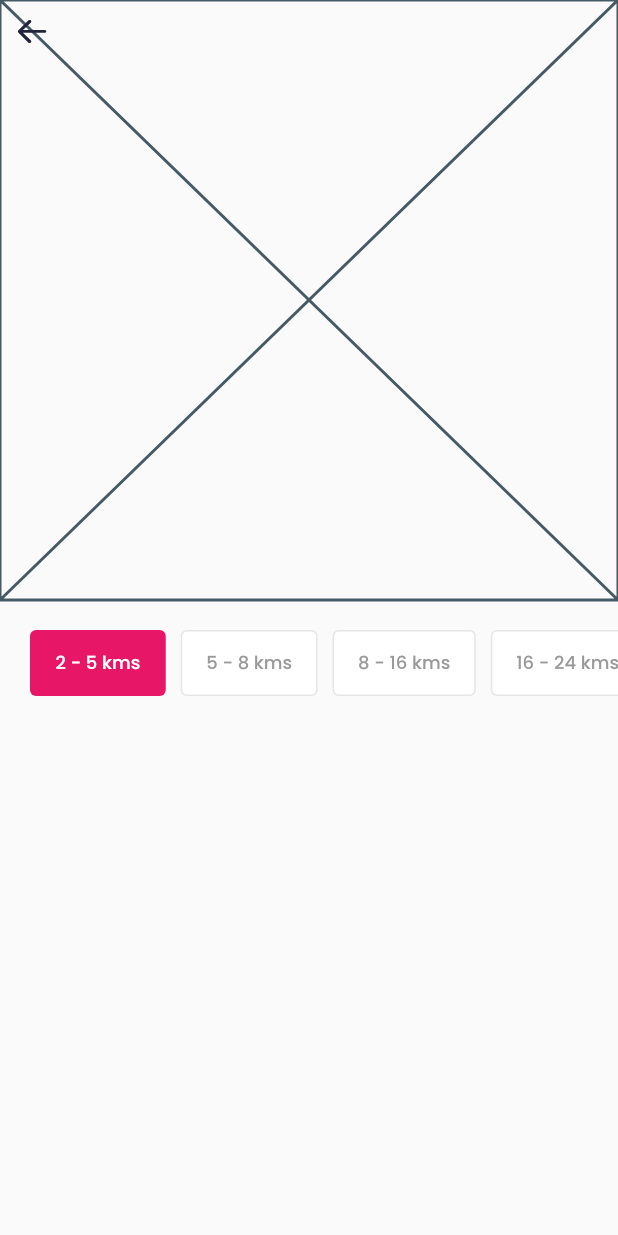
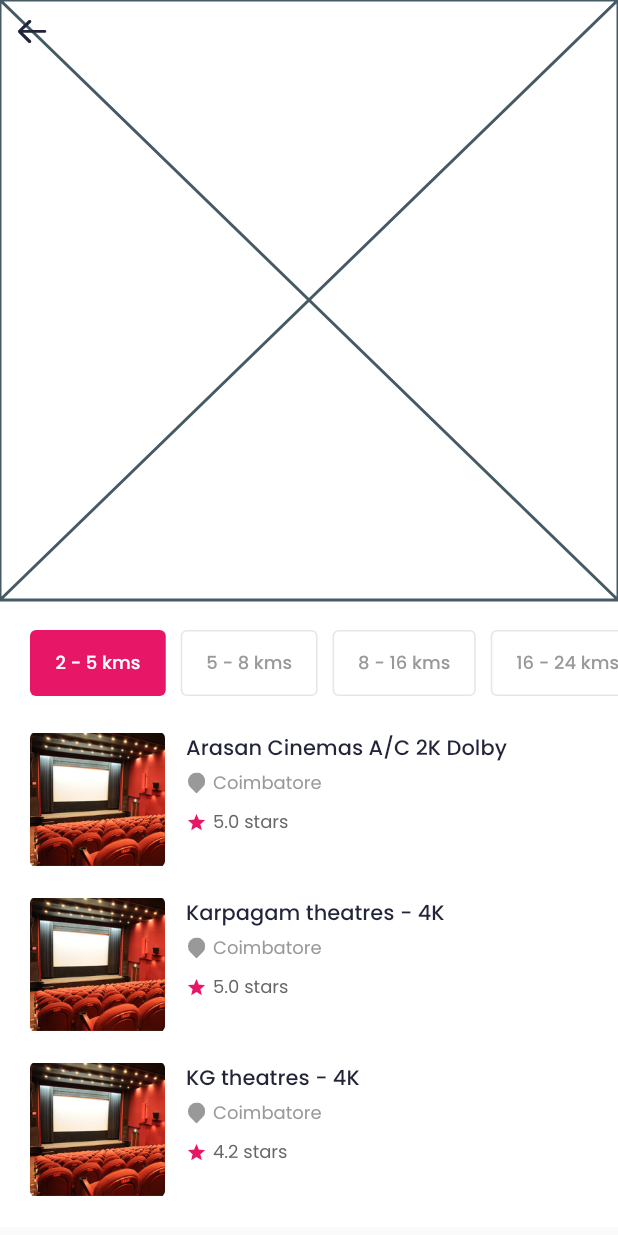
Before and after one commit to robustsolution/findseat-Flutter, a Flutter app: the screen it shows after launch, on a phone screen of 412 x 824 dp. Run offline on Flutter 3.47's test engine with Material 2 defaults, Android fonts, the phone set to English and light mode, and no system bars; our stand-ins replace dotted_border, flutter_svg, google_maps_flutter; missing offline and left inert: stripe_payment.

Commit message:
[ListAllCine] basically add filter result cine by distance

```diff
--- a/lib/model/barrel_model.dart
+++ b/lib/model/barrel_model.dart
@@ -1,3 +1,4 @@
 export 'entity/seat_type.dart';
 export 'entity/seat_row.dart';
 export 'entity/seat_slot.dart';
+export 'entity/cine.dart';
--- /dev/null
+++ b/lib/model/entity/cine.dart
@@ -0,0 +1,11 @@
+class Cine {
+  String name;
+  String address;
+  double rating;
+  double distance;
+  String photo;
+
+  Cine(this.name, this.address, this.rating, this.distance, this.photo);
+
+
+}
--- a/lib/presentation/screen/list_all_cine/sc_list_all_cine.dart
+++ b/lib/presentation/screen/list_all_cine/sc_list_all_cine.dart
@@ -15,6 +15,7 @@ class _ListAllCineScreenState extends State<ListAllCineScreen> {
     return SafeArea(
       child: Scaffold(
         body: Container(
+          color: COLOR_CONST.WHITE,
           child: SingleChildScrollView(
             child: Column(
               mainAxisSize: MainAxisSize.min,
@@ -41,6 +42,7 @@ class _ListAllCineScreenState extends State<ListAllCineScreen> {
                   padding: EdgeInsets.only(left: 20),
                   child: WidgetDistanceFilter(),
                 ),
+                WidgetSpacer(height: 4),
                 WidgetListCineResult(),
               ],
             ),
--- a/lib/presentation/screen/list_all_cine/widget_list_cine_result.dart
+++ b/lib/presentation/screen/list_all_cine/widget_list_cine_result.dart
@@ -1,6 +1,36 @@
+import 'package:find_seat/model/barrel_model.dart';
+import 'package:find_seat/presentation/common_widgets/barrel_common_widgets.dart';
+import 'package:find_seat/presentation/custom_ui/custom_ui.dart';
+import 'package:find_seat/utils/my_const/my_const.dart';
 import 'package:flutter/material.dart';
 
 class WidgetListCineResult extends StatefulWidget {
+  List<Cine> items = [
+    Cine(
+      'Arasan Cinemas A/C 2K Dolby',
+      'Coimbatore',
+      5.0,
+      2.4,
+      'images/cines/cine1.png',
+    ),
+    Cine(
+      'Karpagam theatres - 4K',
+      'Coimbatore',
+      5.0,
+      4.4,
+      'images/cines/cine1.png',
+    ),
+    Cine(
+      'KG theatres - 4K',
+      'Coimbatore',
+      4.2,
+      1.4,
+      'images/cines/cine1.png',
+    ),
+  ];
+
+  WidgetListCineResult();
+
   @override
   _WidgetListCineResultState createState() => _WidgetListCineResultState();
 }
@@ -8,6 +38,81 @@ class WidgetListCineResult extends StatefulWidget {
 class _WidgetListCineResultState extends State<WidgetListCineResult> {
   @override
   Widget build(BuildContext context) {
-    return Container();
+    return Container(
+      padding: EdgeInsets.symmetric(
+        horizontal: 20,
+        vertical: 20,
+      ),
+      child: ListView.separated(
+        shrinkWrap: true,
+        physics: BouncingScrollPhysics(),
+        itemBuilder: (context, index) {
+          return _ItemWidgetCineResult(widget.items[index]);
+        },
+        separatorBuilder: (context, index) {
+          return WidgetSpacer(height: 20);
+        },
+        itemCount: widget.items.length,
+      ),
+    );
   }
 }
+
+class _ItemWidgetCineResult extends StatelessWidget {
+  Cine cine;
+
+  _ItemWidgetCineResult(this.cine);
+
+  @override
+  Widget build(BuildContext context) {
+    return Container(
+      child: Row(
+        crossAxisAlignment: CrossAxisAlignment.start,
+        children: <Widget>[
+          ClipRRect(
+            borderRadius: BorderRadius.circular(4.0),
+            child: Image.asset(
+              cine.photo,
+              width: 90,
+              height: 90,
+            ),
+          ),
+          WidgetSpacer(width: 14),
+          Expanded(
+            flex: 5,
+            child: Column(
+              mainAxisSize: MainAxisSize.min,
+              mainAxisAlignment: MainAxisAlignment.start,
+              crossAxisAlignment: CrossAxisAlignment.start,
+              children: <Widget>[
+                Text(cine.name, style: FONT_CONST.MEDIUM_BLUE_14),
+                WidgetSpacer(height: 4),
+                Row(
+                  children: <Widget>[
+                    MySvgImage(
+                      path: 'assets/ic_cine_dot.svg',
+                      width: 14,
+                      height: 14,
+                      color: COLOR_CONST.GRAY1,
+                    ),
+                    WidgetSpacer(width: 4),
+                    Text(cine.address, style: FONT_CONST.REGULAR_GRAY1_12),
+                  ],
+                ),
+                WidgetSpacer(height: 8),
+                Row(
+                  children: <Widget>[
+                    Icon(Icons.star, color: COLOR_CONST.DEFAULT, size: 14),
+                    WidgetSpacer(width: 4),
+                    Text("${cine.rating} stars",
+                        style: FONT_CONST.REGULAR_GRAY4_12),
+                  ],
+                ),
+              ],
+            ),
+          ),
+        ],
+      ),
+    );
+  }
+}
--- a/pubspec.yaml
+++ b/pubspec.yaml
@@ -81,3 +81,4 @@ flutter:
     - images/events/
     - images/plays/
     - images/casts/
+    - images/cines/
```
Also changed, not shown: images/cines/cine1.png (added), images/cines/cine2.png (added), images/cines/cine3.png (added).
